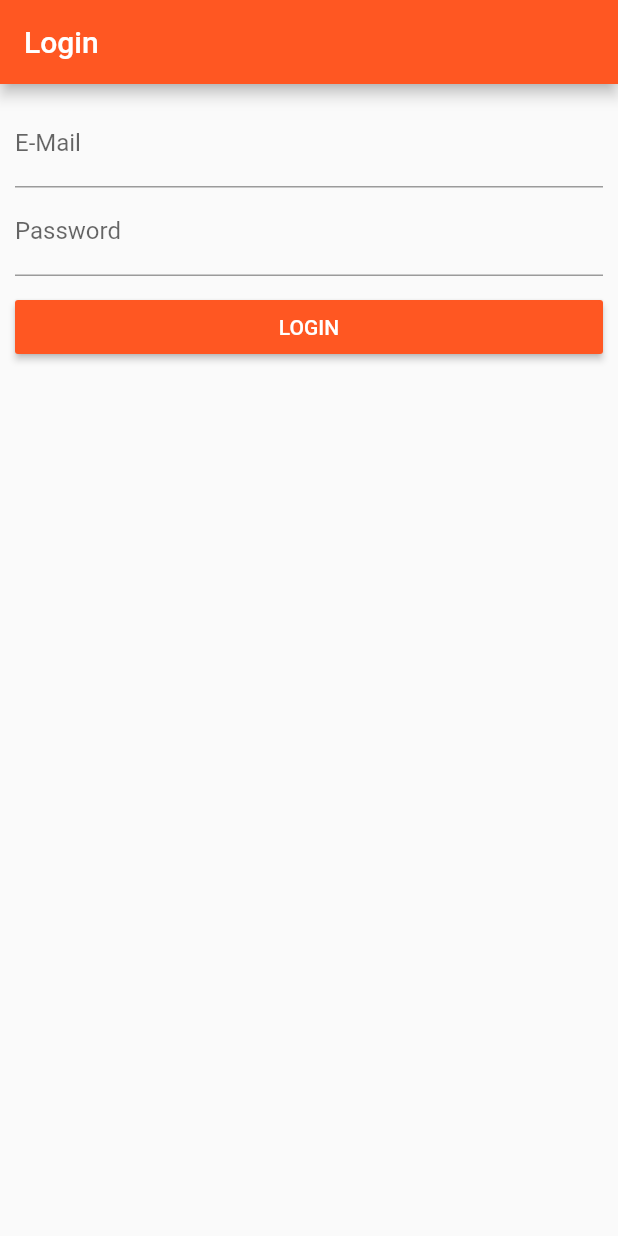
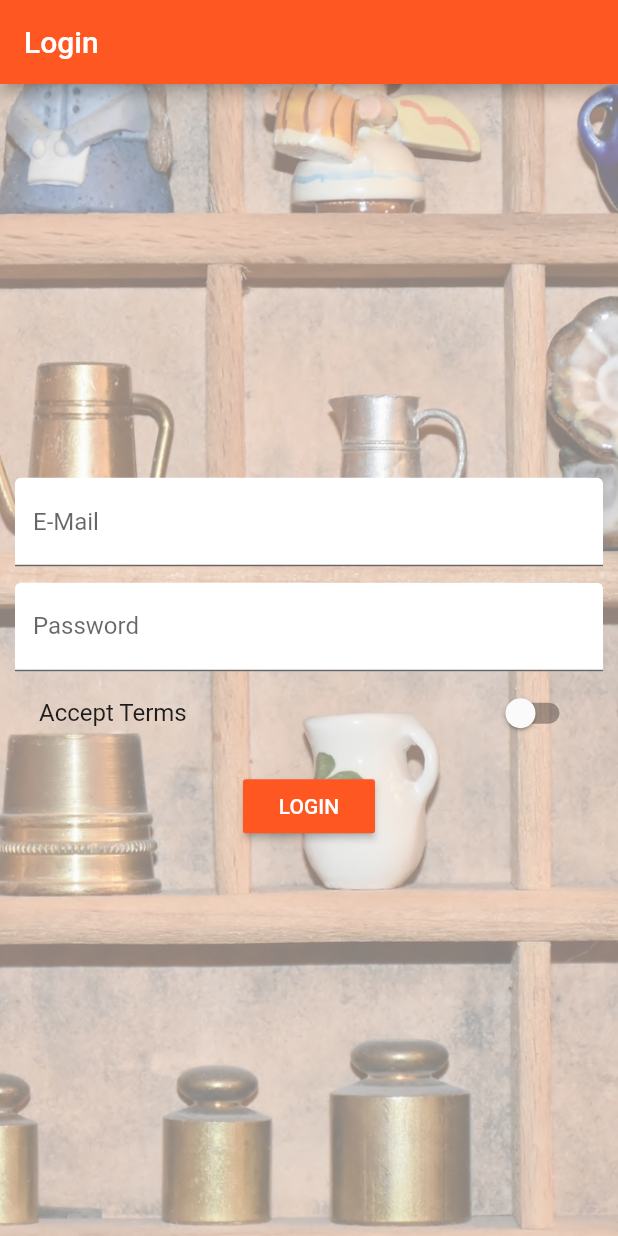
Before and after one commit to nhamhv/learn-flutter, a Flutter app: the screen it shows after launch, on a phone screen of 412 x 824 dp. Run offline on Flutter 3.47's test engine with Material 2 defaults, Android fonts, the phone set to English and light mode, and no system bars.

```diff
--- a/lib/pages/auth.dart
+++ b/lib/pages/auth.dart
@@ -10,6 +10,7 @@ class AuthPage extends StatefulWidget {
 class _AuthPageState extends State<AuthPage> {
   String _emailValue;
   String _passwordValue;
+  bool _acceptTerms = false;
 
   @override
   Widget build(BuildContext context) {
@@ -18,11 +19,22 @@ class _AuthPageState extends State<AuthPage> {
         title: Text('Login'),
       ),
       body: Container(
-        margin: EdgeInsets.all(10.0),
-        child: ListView(
+          decoration: BoxDecoration(
+              image: DecorationImage(
+                  fit: BoxFit.cover,
+                  colorFilter: ColorFilter.mode(
+                      Colors.black.withOpacity(0.5), BlendMode.dstATop),
+                  image: AssetImage('assets/background.jpg'))),
+          padding: EdgeInsets.all(10.0),
+          child: Center(
+            child: SingleChildScrollView(
+              child: Column(
                 children: <Widget>[
                   TextField(
-              decoration: InputDecoration(labelText: 'E-Mail'),
+                    decoration: InputDecoration(
+                        labelText: 'E-Mail',
+                        filled: true,
+                        fillColor: Colors.white),
                     keyboardType: TextInputType.emailAddress,
                     onChanged: (String value) {
                       setState(() {
@@ -30,14 +42,29 @@ class _AuthPageState extends State<AuthPage> {
                       });
                     },
                   ),
+                  SizedBox(
+                    height: 10.9,
+                  ),
                   TextField(
-              decoration: InputDecoration(labelText: 'Password'),
+                    decoration: InputDecoration(
+                        labelText: 'Password',
+                        filled: true,
+                        fillColor: Colors.white),
                     obscureText: true,
                     onChanged: (String value) {
                       setState(() {
                         _passwordValue = value;
                       });
                     },
+                  ),
+                  SwitchListTile(
+                    value: _acceptTerms,
+                    onChanged: (bool value) {
+                      setState(() {
+                        _acceptTerms = value;
+                      });
+                    },
+                    title: Text('Accept Terms'),
                   ),
                   SizedBox(
                     height: 10.0,
@@ -55,6 +82,7 @@ class _AuthPageState extends State<AuthPage> {
                 ],
               ),
             ),
+          )),
     );
   }
 }
--- a/pubspec.yaml
+++ b/pubspec.yaml
@@ -43,6 +43,7 @@ flutter:
   # To add assets to your application, add an assets section, like this:
   assets:
    - assets/food.jpg
+   - assets/background.jpg
   #  - images/a_dot_ham.jpeg
 
   # An image asset can refer to one or more resolution-specific "variants", see
```
Also changed, not shown: assets/background.jpg (added). Lines whose indentation alone changed are shown as unchanged.
